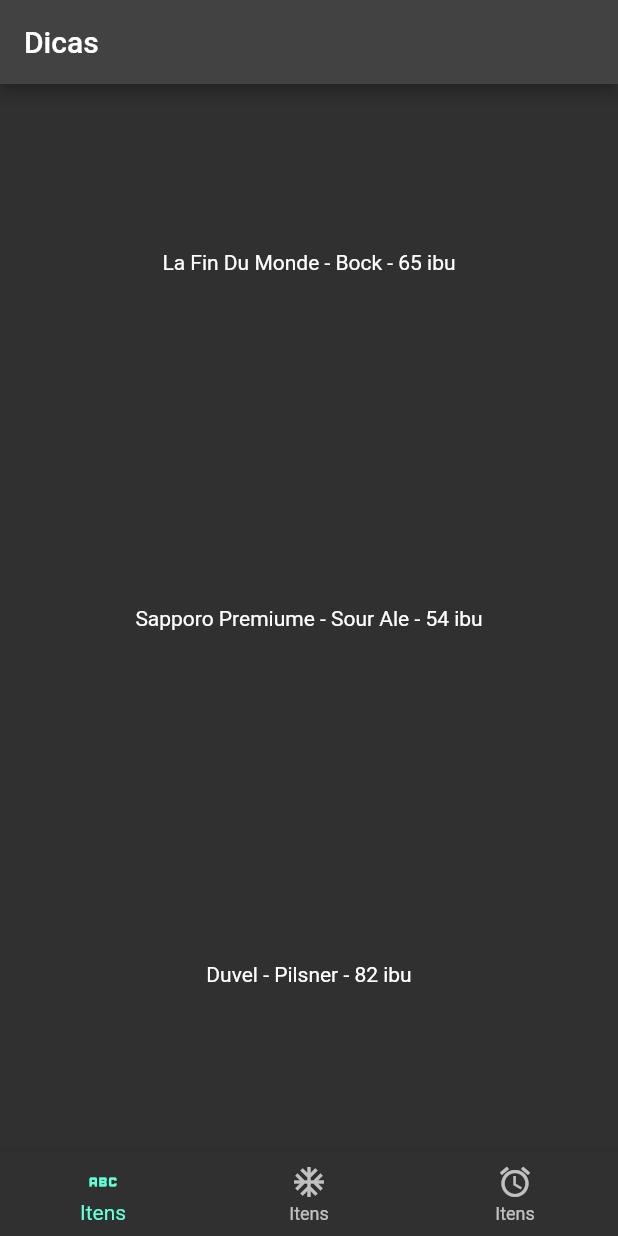
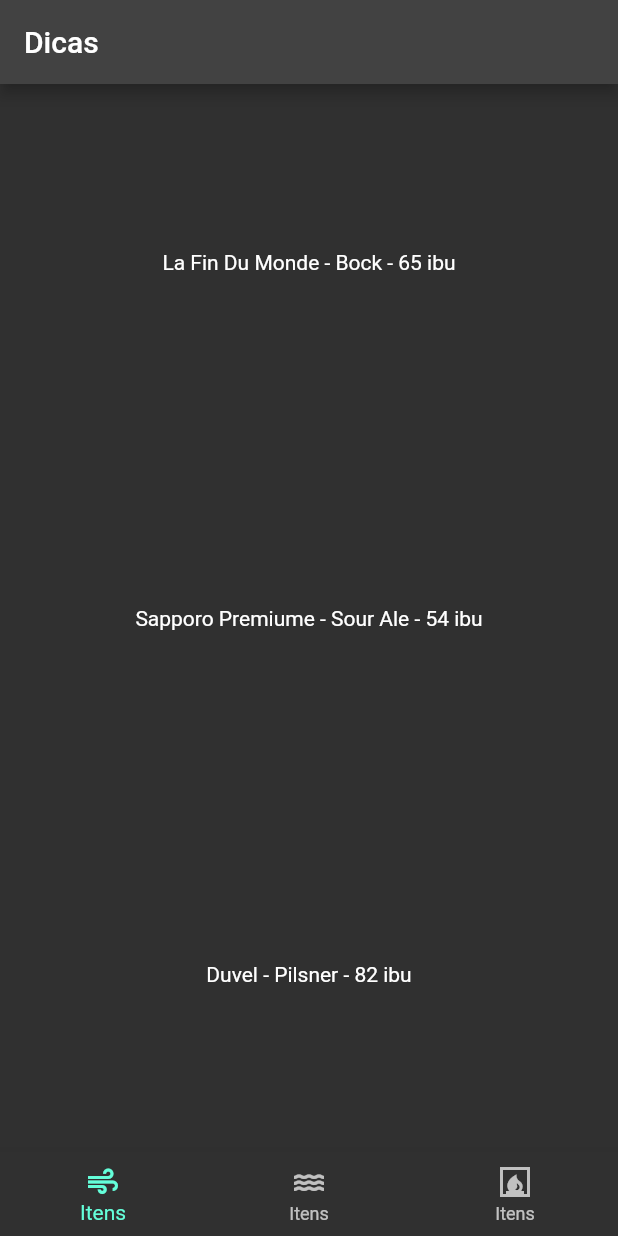
Before and after one commit to tallysdev/learning-Dart, a Flutter app: the screen it shows after launch, on a phone screen of 412 x 824 dp. Run offline on Flutter 3.47's test engine with Material 2 defaults, Android fonts, the phone set to English and light mode, and no system bars.

Commit message:
:sparkles:feat: Trocando icons

```diff
--- a/receita3/lib/main.dart
+++ b/receita3/lib/main.dart
@@ -22,9 +22,9 @@ class MyApp extends StatelessWidget {
             "Duvel - Pilsner - 82 ibu"
           ]),
           bottomNavigationBar: NewNavBar(objects: const [
-            Icon(Icons.abc),
-            Icon(Icons.ac_unit),
-            Icon(Icons.access_alarm)
+            Icon(Icons.air),
+            Icon(Icons.water),
+            Icon(Icons.fireplace)
           ]),
         ));
   }
```
